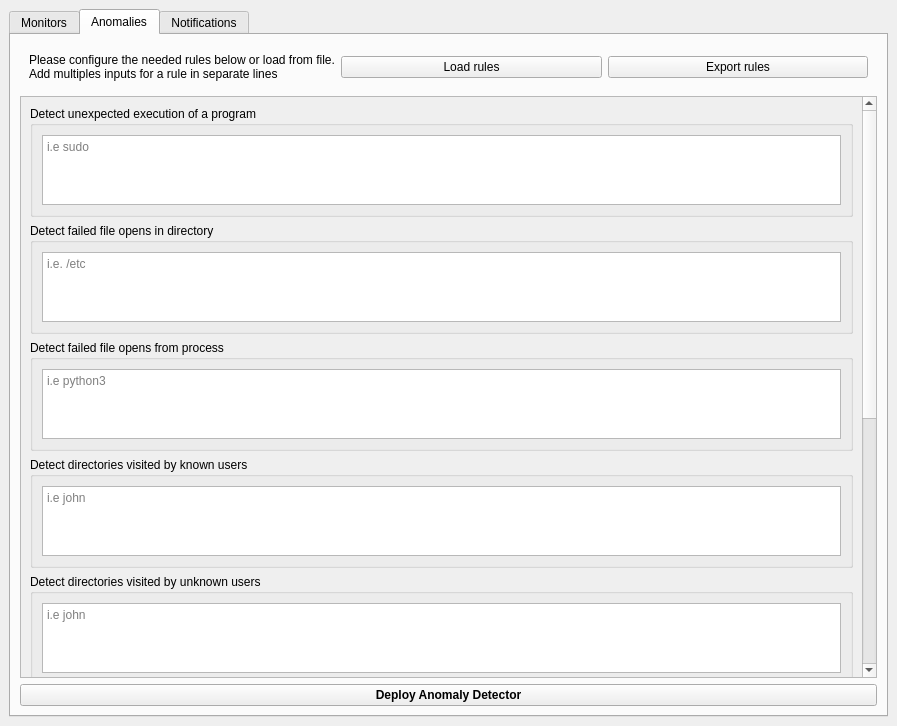
This is smad.ui in kosnet2/smad as Qt 5 draws it before an edit. The edited form follows.
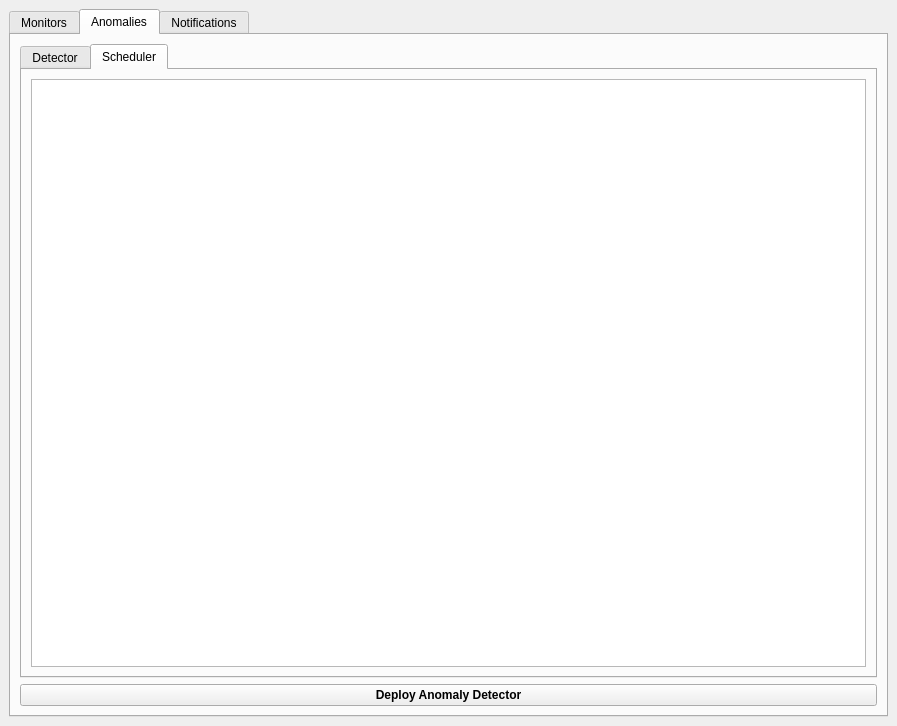
This is the edited form. The open tabs and pages were chosen to show the change. Custom widgets are drawn as their Qt base class.

Commit message: added scheduler dynamic rule creation/deletion

What changed in the file:
```diff
--- a/smad.ui
+++ b/smad.ui
@@ -447,6 +447,16 @@
        </attribute>
        <layout class="QVBoxLayout" name="verticalLayout_26">
         <item>
+         <widget class="QTabWidget" name="tabWidget_3">
+          <property name="currentIndex">
+           <number>1</number>
+          </property>
+          <widget class="QWidget" name="tab_8">
+           <attribute name="title">
+            <string>Detector</string>
+           </attribute>
+           <layout class="QVBoxLayout" name="verticalLayout">
+            <item>
          <widget class="QWidget" name="widget_2" native="true">
           <layout class="QHBoxLayout" name="horizontalLayout_5">
            <item>
@@ -484,7 +494,7 @@
             <rect>
              <x>0</x>
              <y>0</y>
-             <width>841</width>
+                 <width>819</width>
              <height>1074</height>
             </rect>
            </property>
@@ -745,6 +755,36 @@
                 </widget>
                </item>
               </layout>
+                 </widget>
+                </item>
+               </layout>
+              </widget>
+             </widget>
+            </item>
+           </layout>
+          </widget>
+          <widget class="QWidget" name="tab_9">
+           <attribute name="title">
+            <string>Scheduler</string>
+           </attribute>
+           <layout class="QGridLayout" name="gridLayout_4">
+            <item row="1" column="0">
+             <widget class="QTreeWidget" name="treeWidget">
+              <property name="animated">
+               <bool>false</bool>
+              </property>
+              <property name="allColumnsShowFocus">
+               <bool>false</bool>
+              </property>
+              <property name="wordWrap">
+               <bool>false</bool>
+              </property>
+              <property name="headerHidden">
+               <bool>false</bool>
+              </property>
+              <property name="columnCount">
+               <number>0</number>
+              </property>
              </widget>
             </item>
            </layout>
```
Left out of the diff: 2 changed lines with no effect on the pictures. Lines whose indentation alone changed are shown as unchanged. The commit also changes 4 other files.
